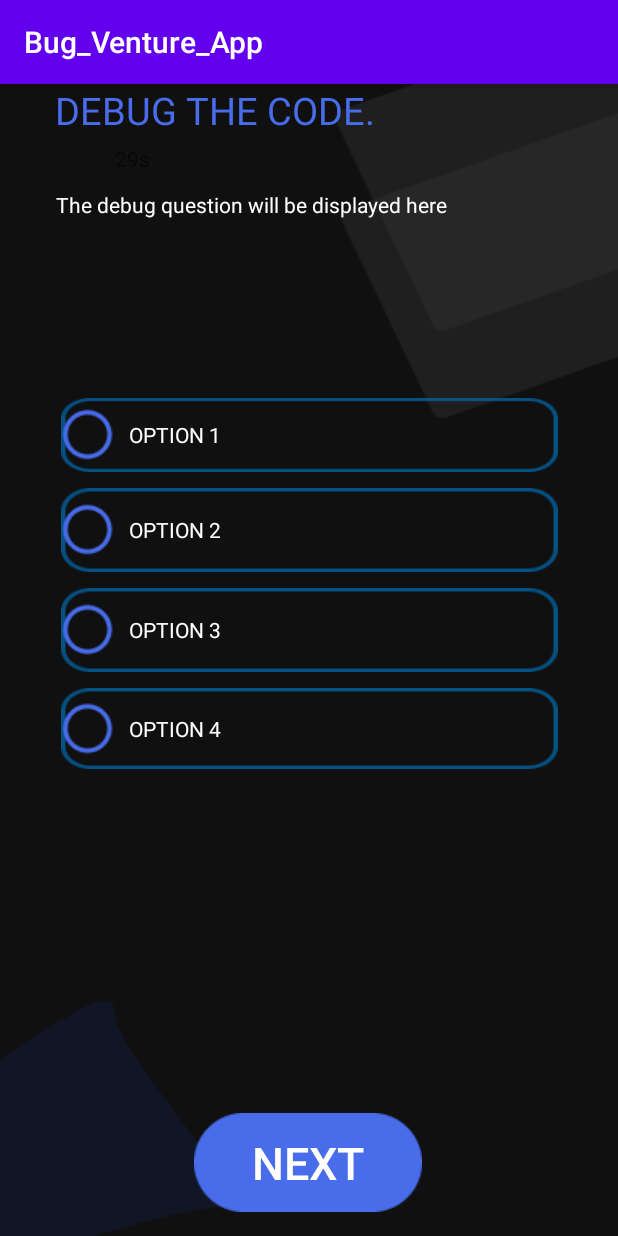
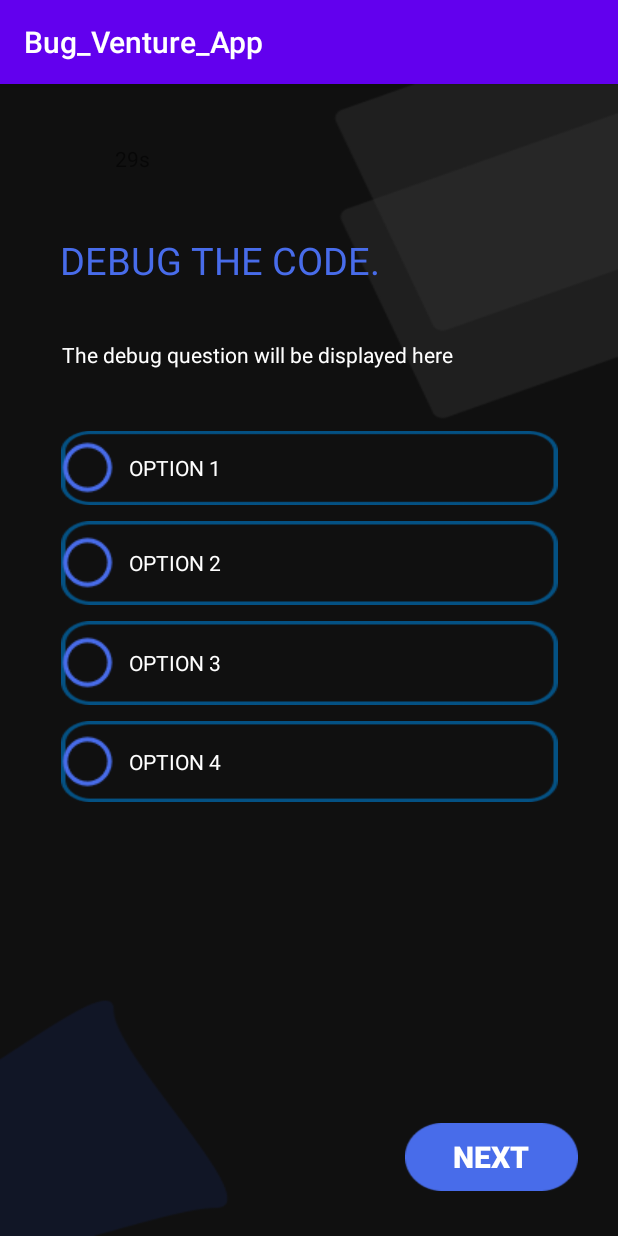
Before and after one commit to MFC-VIT/Bug-Venture-Quiz-App, an Android app: the screen it shows after launch once a user with an empty profile is signed in (Debug_question), after a tap on "PLAY", on a phone screen of 412 x 824 dp. Run offline under Robolectric (Android 15) with nearby library versions, the phone set to English and light mode, and no system bars; our stand-ins replace Firebase (no records; nobody signed in at launch, a user with empty details on screens opened directly).

Commit message:
working with situation and debug

```diff
--- a/app/src/main/java/com/example/bug_venture_app/Main4Activity.java
+++ b/app/src/main/java/com/example/bug_venture_app/Main4Activity.java
@@ -11,7 +11,7 @@ import com.google.firebase.auth.FirebaseAuth;
 
 public class Main4Activity extends AppCompatActivity {
 
-    Button logout, play;
+    Button play;
     FirebaseAuth auth;
     private FirebaseAuth.AuthStateListener authStateListener;
 
@@ -19,19 +19,7 @@ public class Main4Activity extends AppCompatActivity {
     protected void onCreate(Bundle savedInstanceState) {
         super.onCreate(savedInstanceState);
         setContentView(R.layout.activity_main4);
-
-        logout = (Button) findViewById(R.id.button3);
         play = (Button) findViewById(R.id.button4);
-
-        logout.setOnClickListener(new View.OnClickListener() {
-            @Override
-            public void onClick(View v) {
-                FirebaseAuth.getInstance().signOut();
-                Intent intent = new Intent(Main4Activity.this, Main3Activity.class);
-                startActivity(intent);
-            }
-        });
-
         play.setOnClickListener(new View.OnClickListener() {
             @Override
             public void onClick(View v) {
--- a/app/src/main/res/layout/activity_debug_question.xml
+++ b/app/src/main/res/layout/activity_debug_question.xml
@@ -8,8 +8,8 @@
 
     <TextView
         android:id="@+id/textView7"
-        android:layout_width="276dp"
-        android:layout_height="97dp"
+        android:layout_width="wrap_content"
+        android:layout_height="wrap_content"
         android:layout_marginTop="36dp"
         android:text="@string/debug_ques"
         android:textColor="@android:color/white"
@@ -79,14 +79,17 @@
     <Button
         android:id="@+id/button6"
         style="@style/next"
-        android:layout_width="wrap_content"
-        android:layout_height="wrap_content"
-        android:layout_marginBottom="16dp"
+        android:layout_width="115dp"
+        android:layout_height="45dp"
+        android:layout_marginEnd="10dp"
+        android:layout_marginBottom="30dp"
         android:background="@drawable/next_button"
         android:text="@string/next_button"
+        android:textSize="20sp"
+        android:textStyle="bold"
         app:layout_constraintBottom_toBottomOf="parent"
         app:layout_constraintEnd_toEndOf="parent"
-        app:layout_constraintHorizontal_bias="0.498"
+        app:layout_constraintHorizontal_bias="0.942"
         app:layout_constraintStart_toStartOf="parent" />
 
     <TextView
@@ -102,11 +105,12 @@
         android:id="@+id/textView"
         android:layout_width="wrap_content"
         android:layout_height="wrap_content"
+        android:layout_marginTop="100dp"
         android:text="@string/debugcodeheading"
         android:textColor="#486CEA"
         android:textSize="25sp"
         app:layout_constraintEnd_toEndOf="parent"
-        app:layout_constraintHorizontal_bias="0.184"
+        app:layout_constraintHorizontal_bias="0.203"
         app:layout_constraintStart_toStartOf="parent"
-        tools:layout_editor_absoluteY="113dp" />
+        app:layout_constraintTop_toTopOf="parent" />
 </androidx.constraintlayout.widget.ConstraintLayout>
--- a/app/src/main/res/layout/activity_situation__ques.xml
+++ b/app/src/main/res/layout/activity_situation__ques.xml
@@ -49,12 +49,12 @@
         style="@style/what_would_"
         android:layout_width="wrap_content"
         android:layout_height="wrap_content"
-        android:layout_marginTop="40dp"
+        android:layout_marginTop="100dp"
         android:text="@string/situation_string_"
         app:layout_constraintEnd_toEndOf="parent"
         app:layout_constraintHorizontal_bias="0.19"
         app:layout_constraintStart_toStartOf="parent"
-        app:layout_constraintTop_toBottomOf="@+id/time_sit" />
+        app:layout_constraintTop_toTopOf="parent" />
 
     <ImageView
         android:id="@+id/imageView7"
```
Also changed, not shown: 25 other files.
